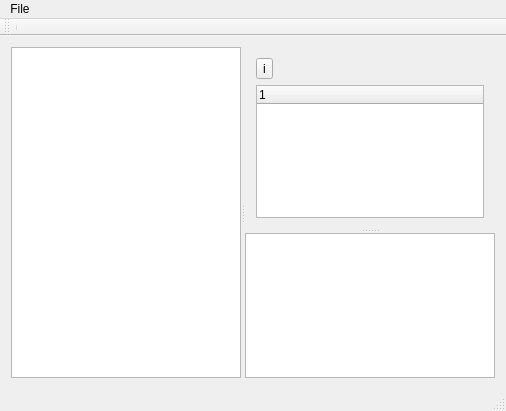
First picture: the form in mainwindow.ui, repository amdevelop/questmaker, before the edit.
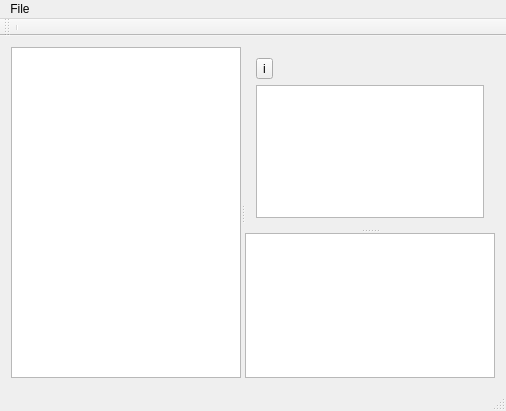
Second picture: the form after the edit. Custom widgets are drawn as their Qt base class.

Patch:
```diff
--- a/mainwindow.ui
+++ b/mainwindow.ui
@@ -16,11 +16,15 @@
   <widget class="QWidget" name="centralWidget">
    <layout class="QGridLayout" name="gridLayout_2">
     <item row="0" column="0">
-     <widget class="QSplitter" name="splitter_2">
+     <widget class="QSplitter" name="splitter_3">
       <property name="orientation">
        <enum>Qt::Horizontal</enum>
       </property>
       <widget class="QGraphicsView" name="graphicsView"/>
+      <widget class="QSplitter" name="splitter_2">
+       <property name="orientation">
+        <enum>Qt::Horizontal</enum>
+       </property>
       <widget class="QSplitter" name="splitter">
        <property name="orientation">
         <enum>Qt::Vertical</enum>
@@ -51,19 +55,14 @@
           </spacer>
          </item>
          <item row="1" column="0" colspan="2">
-          <widget class="QuestTree" name="treeWidget">
-           <column>
-            <property name="text">
-             <string/>
-            </property>
-           </column>
-          </widget>
+           <widget class="QuestTree" name="treeView"/>
          </item>
         </layout>
        </widget>
        <widget class="PropertyWidget" name="tableWidget"/>
       </widget>
      </widget>
+     </widget>
     </item>
    </layout>
   </widget>
@@ -138,16 +137,16 @@
  </widget>
  <layoutdefault spacing="6" margin="11"/>
  <customwidgets>
-  <customwidget>
-   <class>QuestTree</class>
-   <extends>QTreeWidget</extends>
-   <header>questtree.h</header>
-  </customwidget>
   <customwidget>
    <class>PropertyWidget</class>
    <extends>QTableWidget</extends>
    <header>propertywidget.h</header>
   </customwidget>
+  <customwidget>
+   <class>QuestTree</class>
+   <extends>QTreeView</extends>
+   <header>questtree.h</header>
+  </customwidget>
  </customwidgets>
  <resources/>
  <connections/>
```
Left out of the diff: 2 changed lines with no effect on the pictures. Lines whose indentation alone changed are shown as unchanged.
